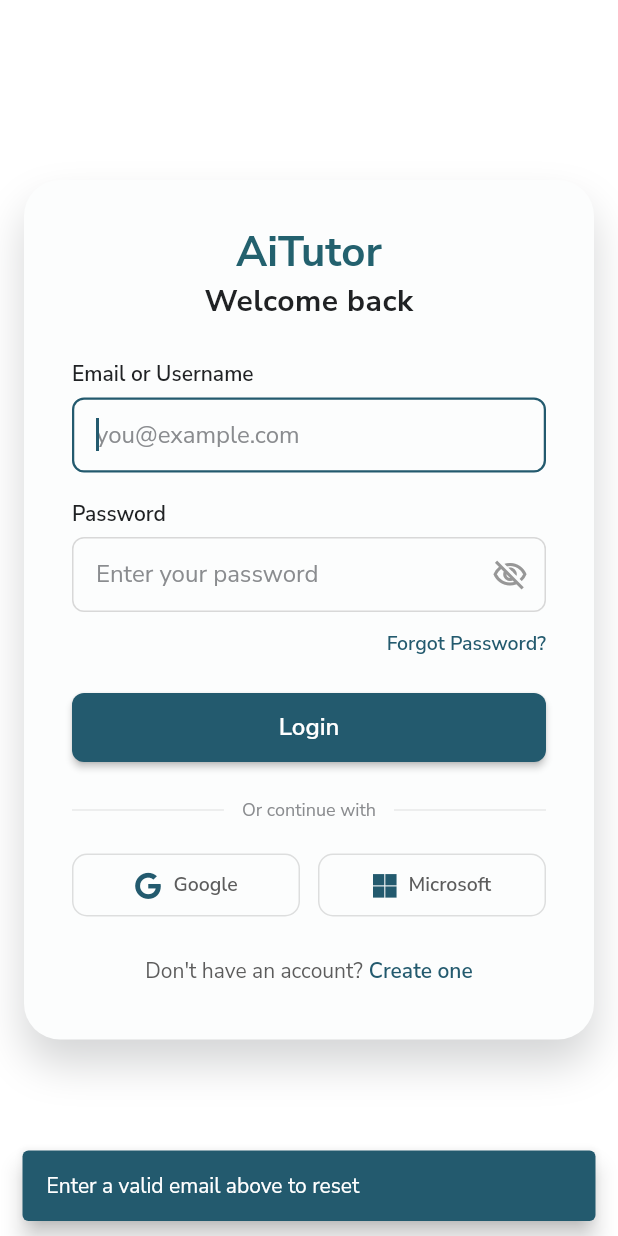
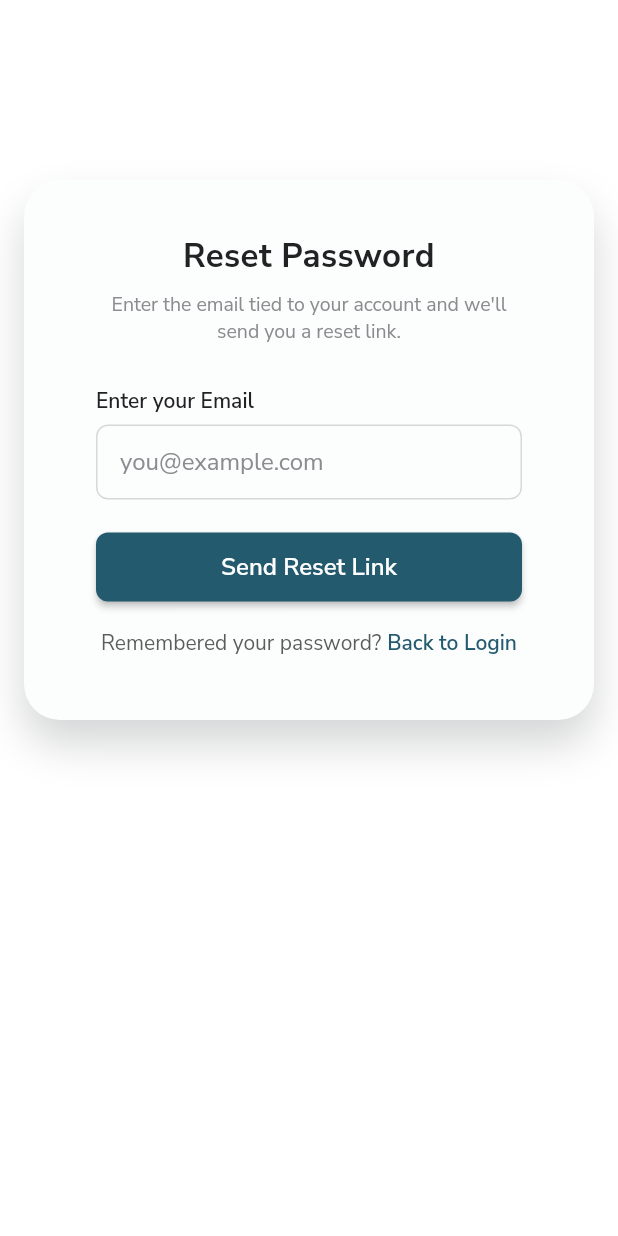
Before and after one commit to Gokus369/ai_tutor_web, a Flutter app: the LoginScreen screen opened by its route, after a tap on "Forgot Password?", on a phone screen of 412 x 824 dp. Run offline on Flutter 3.47's test engine with Material 3 defaults, Android fonts, the light colour scheme and no system bars; our stand-ins replace font_awesome_flutter, go_router, google_fonts.

Commit message:
reset password screen added

```diff
--- a/lib/app/router/app_router.dart
+++ b/lib/app/router/app_router.dart
@@ -4,6 +4,7 @@
 import 'package:ai_tutor_web/features/assessments/presentation/assessments_screen.dart';
 import 'package:ai_tutor_web/features/attendance/presentation/attendance_screen.dart';
 import 'package:ai_tutor_web/features/auth/presentation/login_screen.dart';
+import 'package:ai_tutor_web/features/auth/presentation/reset_password_screen.dart';
 import 'package:ai_tutor_web/features/auth/presentation/signup_screen.dart';
 import 'package:ai_tutor_web/features/classes/domain/models/class_info.dart';
 import 'package:ai_tutor_web/features/classes/presentation/class_details_screen.dart';
@@ -61,6 +62,23 @@
           name: 'login',
           path: AppRoutes.login,
           builder: (context, state) => LoginScreen(repository: repository),
+        ),
+        GoRoute(
+          name: 'reset-password',
+          path: AppRoutes.resetPassword,
+          builder: (context, state) {
+            final emailParam = state.uri.queryParameters['email'];
+            final extraEmail = state.extra is String
+                ? state.extra as String
+                : null;
+            final initialEmail = emailParam?.isNotEmpty == true
+                ? emailParam
+                : (extraEmail?.isNotEmpty == true ? extraEmail : null);
+            return ResetPasswordScreen(
+              repository: repository,
+              initialEmail: initialEmail,
+            );
+          },
         ),
         GoRoute(
           name: 'dashboard',
@@ -169,6 +187,7 @@
   static const Set<String> _publicRoutes = {
     AppRoutes.signup,
     AppRoutes.login,
+    AppRoutes.resetPassword,
     AppRoutes.termsOfUse,
     AppRoutes.privacyPolicy,
   };
@@ -183,7 +202,9 @@
   }
 
   bool _isAuthRoute(String location) {
-    return location == AppRoutes.login || location == AppRoutes.signup;
+    return location == AppRoutes.login ||
+        location == AppRoutes.signup ||
+        location == AppRoutes.resetPassword;
   }
 }
 
--- a/lib/app/router/app_routes.dart
+++ b/lib/app/router/app_routes.dart
@@ -21,4 +21,5 @@
   static const String termsOfUse = '/terms-of-use';
   static const String privacyPolicy = '/privacy-policy';
   static const String classDetails = '/class-details';
+  static const String resetPassword = '/reset-password';
 }
--- a/lib/features/auth/presentation/login_screen.dart
+++ b/lib/features/auth/presentation/login_screen.dart
@@ -103,28 +103,11 @@
 
   Future<void> _forgotPassword() async {
     final id = _idCtrl.text.trim();
-    if (!_looksLikeEmail(id) || !_validEmail(id)) {
-      ScaffoldMessenger.of(context).showSnackBar(
-        const SnackBar(content: Text('Enter a valid email above to reset')),
-      );
-      _idFocus.requestFocus();
-      return;
-    }
-    setState(() => _loading = true);
-    try {
-      await widget.repository.sendPasswordReset(id);
-      if (!mounted) return;
-      ScaffoldMessenger.of(
-        context,
-      ).showSnackBar(SnackBar(content: Text('Reset link sent to $id')));
-    } catch (e) {
-      if (!mounted) return;
-      ScaffoldMessenger.of(
-        context,
-      ).showSnackBar(SnackBar(content: Text('Could not send reset link')));
-    } finally {
-      if (mounted) setState(() => _loading = false);
-    }
+    final uri = id.isNotEmpty
+        ? '${AppRoutes.resetPassword}?email=${Uri.encodeComponent(id)}'
+        : AppRoutes.resetPassword;
+    if (!mounted) return;
+    context.push(uri);
   }
 
   Future<void> _googleSignIn() async {
@@ -193,9 +176,7 @@
                 keyboardType: TextInputType.emailAddress,
                 validator: _idValidator,
                 onFieldSubmitted: (_) => _passFocus.requestFocus(),
-                decoration: const InputDecoration(
-                  hintText: 'you@example.com',
-                ),
+                decoration: const InputDecoration(hintText: 'you@example.com'),
               ),
               const SizedBox(height: 18),
               const FormFieldLabel(text: 'Password'),
@@ -297,8 +278,7 @@
               AuthRedirectText(
                 prompt: "Don't have an account?",
                 actionLabel: 'Create one',
-                onTap:
-                    _loading ? null : () => context.go(AppRoutes.signup),
+                onTap: _loading ? null : () => context.go(AppRoutes.signup),
               ),
             ],
           ),
--- /dev/null
+++ b/lib/features/auth/presentation/reset_password_screen.dart
@@ -0,0 +1,138 @@
+import 'package:ai_tutor_web/app/router/app_routes.dart';
+import 'package:ai_tutor_web/auth_repository.dart';
+import 'package:ai_tutor_web/features/auth/presentation/widgets/auth_page_scaffold.dart';
+import 'package:ai_tutor_web/features/auth/presentation/widgets/auth_primary_button.dart';
+import 'package:ai_tutor_web/features/auth/presentation/widgets/auth_redirect_text.dart';
+import 'package:ai_tutor_web/features/auth/presentation/widgets/form_field_label.dart';
+import 'package:ai_tutor_web/shared/styles/app_colors.dart';
+import 'package:ai_tutor_web/shared/styles/app_typography.dart';
+import 'package:flutter/material.dart';
+import 'package:go_router/go_router.dart';
+
+class ResetPasswordScreen extends StatefulWidget {
+  const ResetPasswordScreen({
+    super.key,
+    required this.repository,
+    this.initialEmail,
+  });
+
+  final AuthRepository repository;
+  final String? initialEmail;
+
+  @override
+  State<ResetPasswordScreen> createState() => _ResetPasswordScreenState();
+}
+
+class _ResetPasswordScreenState extends State<ResetPasswordScreen> {
+  final _formKey = GlobalKey<FormState>();
+  late final TextEditingController _emailCtrl;
+  bool _loading = false;
+
+  @override
+  void initState() {
+    super.initState();
+    _emailCtrl = TextEditingController(text: widget.initialEmail ?? '');
+  }
+
+  @override
+  void dispose() {
+    _emailCtrl.dispose();
+    super.dispose();
+  }
+
+  String? _emailValidator(String? value) {
+    final email = (value ?? '').trim();
+    if (email.isEmpty) return 'Enter your email';
+    final regex = RegExp(r'^[\w\.\-+]+@([\w\-]+\.)+[A-Za-z]{2,}$');
+    if (!regex.hasMatch(email)) return 'Enter a valid email';
+    return null;
+  }
+
+  Future<void> _sendResetLink() async {
+    FocusScope.of(context).unfocus();
+    if (!_formKey.currentState!.validate()) return;
+    final email = _emailCtrl.text.trim();
+    setState(() => _loading = true);
+    try {
+      await widget.repository.sendPasswordReset(email);
+      if (!mounted) return;
+      ScaffoldMessenger.of(
+        context,
+      ).showSnackBar(SnackBar(content: Text('Reset link sent to $email')));
+      WidgetsBinding.instance.addPostFrameCallback((_) {
+        if (!mounted) return;
+        context.go(AppRoutes.login);
+      });
+    } catch (_) {
+      if (!mounted) return;
+      ScaffoldMessenger.of(context).showSnackBar(
+        const SnackBar(content: Text('Could not send reset link')),
+      );
+    } finally {
+      if (mounted) setState(() => _loading = false);
+    }
+  }
+
+  @override
+  Widget build(BuildContext context) {
+    return AuthPageScaffold(
+      desiredWidth: 560,
+      cardPadding: const EdgeInsets.symmetric(horizontal: 48, vertical: 42),
+      tallScreenBreakpoint: 760,
+      topPaddingLarge: 120,
+      topPaddingSmall: 72,
+      bottomPaddingLarge: 72,
+      bottomPaddingSmall: 40,
+      child: AutofillGroup(
+        child: Form(
+          key: _formKey,
+          child: Column(
+            mainAxisSize: MainAxisSize.min,
+            crossAxisAlignment: CrossAxisAlignment.stretch,
+            children: [
+              Text(
+                'Reset Password',
+                textAlign: TextAlign.center,
+                style: AppTypography.signupTitle.copyWith(fontSize: 22),
+              ),
+              const SizedBox(height: 10),
+              Text(
+                "Enter the email tied to your account and we'll send you a reset link.",
+                textAlign: TextAlign.center,
+                style: AppTypography.bodySmall.copyWith(
+                  color: AppColors.textMuted,
+                  height: 1.4,
+                ),
+              ),
+              const SizedBox(height: 28),
+              const FormFieldLabel(text: 'Enter your Email'),
+              const SizedBox(height: 6),
+              TextFormField(
+                controller: _emailCtrl,
+                autofillHints: const [AutofillHints.email],
+                keyboardType: TextInputType.emailAddress,
+                textInputAction: TextInputAction.done,
+                validator: _emailValidator,
+                onFieldSubmitted: (_) => _sendResetLink(),
+                decoration: const InputDecoration(hintText: 'you@example.com'),
+              ),
+              const SizedBox(height: 22),
+              AuthPrimaryButton(
+                label: 'Send Reset Link',
+                onPressed: _loading ? null : _sendResetLink,
+                loading: _loading,
+                height: 46,
+              ),
+              const SizedBox(height: 18),
+              AuthRedirectText(
+                prompt: 'Remembered your password?',
+                actionLabel: 'Back to Login',
+                onTap: _loading ? null : () => context.go(AppRoutes.login),
+              ),
+            ],
+          ),
+        ),
+      ),
+    );
+  }
+}
--- a/lib/shared/widgets/app_dialog_shell.dart
+++ b/lib/shared/widgets/app_dialog_shell.dart
@@ -41,8 +41,7 @@
                   Center(
                     child: Text(
                       title,
-                      style:
-                          AppTypography.sectionTitle.copyWith(fontSize: 24),
+                      style: AppTypography.sectionTitle.copyWith(fontSize: 24),
                     ),
                   ),
                   const SizedBox(height: 24),
@@ -132,7 +131,8 @@
     return LayoutBuilder(
       builder: (context, constraints) {
         final double requiredWidth =
-            (buttonSize.width * buttons.length) + spacing * (buttons.length - 1);
+            (buttonSize.width * buttons.length) +
+            spacing * (buttons.length - 1);
         final bool canUseRow =
             constraints.maxWidth == double.infinity ||
             constraints.maxWidth >= requiredWidth;
@@ -198,7 +198,6 @@
       case MainAxisAlignment.spaceEvenly:
         return WrapAlignment.spaceEvenly;
       case MainAxisAlignment.start:
-      default:
         return WrapAlignment.start;
     }
   }
```
